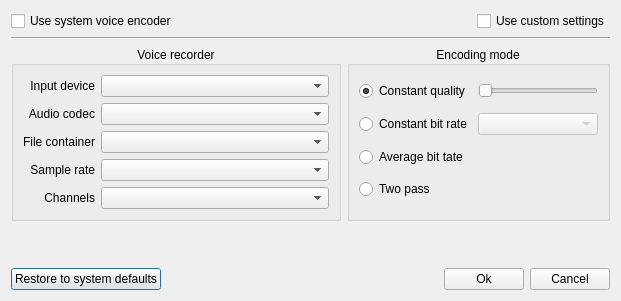
Above: src/voicechat/GuiRecordVoiceMessageSettings.ui from Stkai/BeeBEEP before the change. Below: the same form after it.
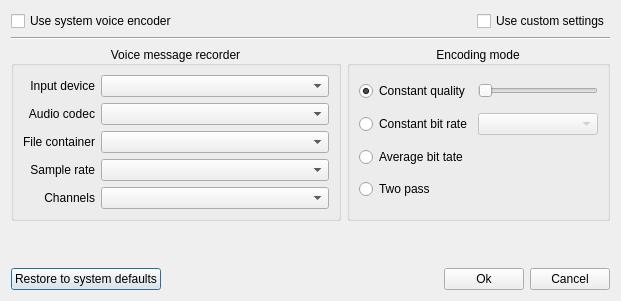
That is the form after the change.

The edit to the form file:
```diff
--- a/src/voicechat/GuiRecordVoiceMessageSettings.ui
+++ b/src/voicechat/GuiRecordVoiceMessageSettings.ui
@@ -204,7 +204,7 @@
       </size>
      </property>
      <property name="title">
-      <string>Voice recorder</string>
+      <string>Voice message recorder</string>
      </property>
      <property name="alignment">
       <set>Qt::AlignCenter</set>
```
